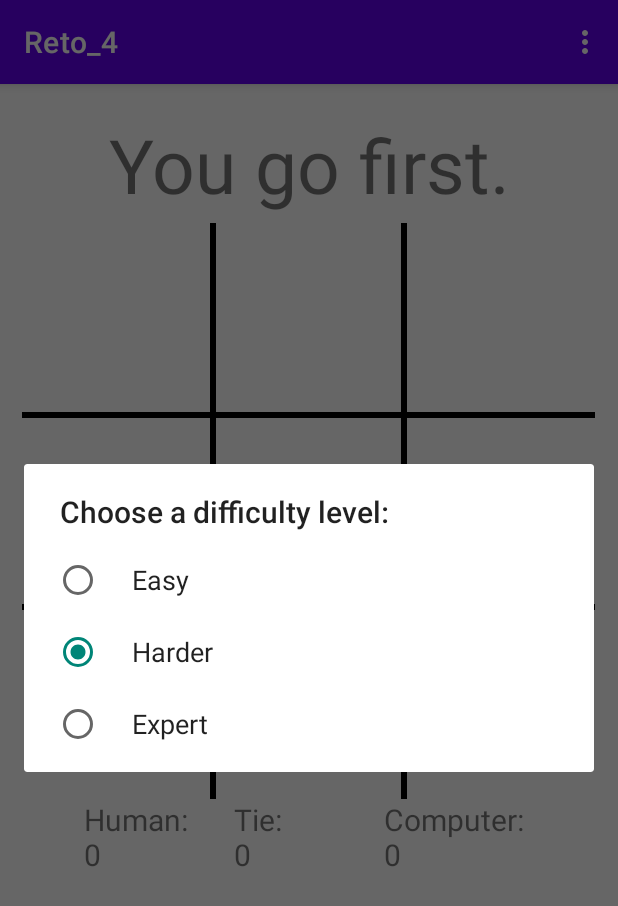
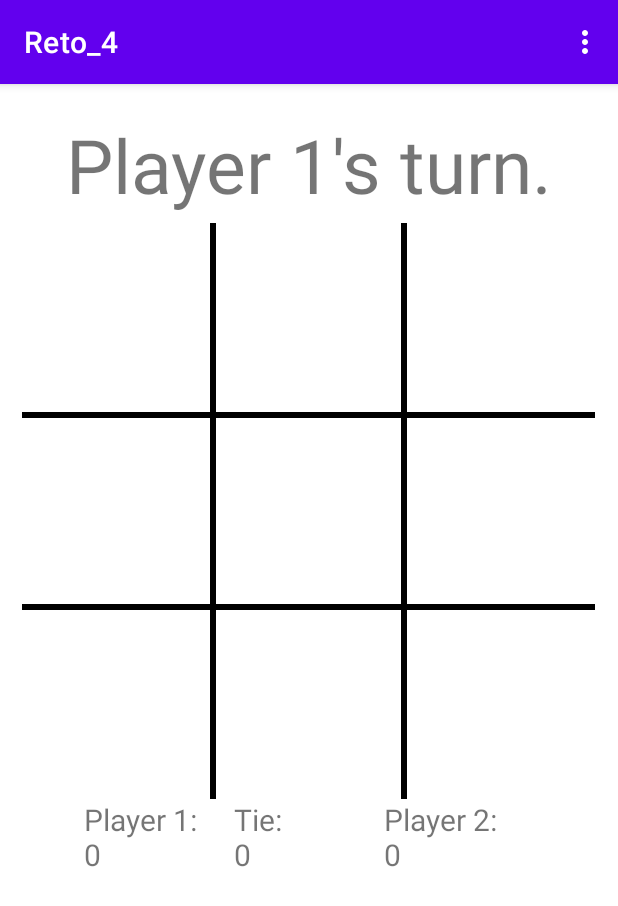
Before and after one commit to jsneisav/Reto_4, an Android app: the screen it shows after launch (MainActivity before the commit, LocalActivity after it), in the options menu, after a tap on "Difficulty", on a phone screen of 412 x 824 dp. Shown: the top 906 px of the screen. Run offline under Robolectric (Android 15) with nearby library versions, the phone set to English and light mode, and no system bars.

Commit message:
offline mode completed

```diff
--- a/app/src/main/AndroidManifest.xml
+++ b/app/src/main/AndroidManifest.xml
@@ -9,7 +9,7 @@
         android:roundIcon="@mipmap/ic_launcher_round"
         android:supportsRtl="true"
         android:theme="@style/Theme.Reto_3">
-        <activity android:name=".MainActivity">
+        <activity android:name=".LocalActivity">
             <intent-filter>
                 <action android:name="android.intent.action.MAIN" />
 
--- a/app/src/main/java/com/example/reto_3/MainActivity.java
+++ b/app/src/main/java/com/example/reto_3/LocalActivity.java
@@ -3,22 +3,17 @@ import android.annotation.SuppressLint;
 import android.app.AlertDialog;
 import android.app.Dialog;
 import android.content.DialogInterface;
-import android.graphics.Color;
 import android.media.MediaPlayer;
 import android.view.Menu;
 import android.view.MenuInflater;
 import android.view.MenuItem;
 import android.view.MotionEvent;
-import android.widget.Button;
 import android.widget.TextView;
 import androidx.appcompat.app.AppCompatActivity;
 import android.os.Bundle;
 import android.view.View;
-import android.widget.Toast;
 
-import java.util.concurrent.TimeUnit;
-
-public class MainActivity extends AppCompatActivity {
+public class LocalActivity extends AppCompatActivity {
     private boolean mGameOver;
 
     private TicTacToeGame mGame;
@@ -32,13 +27,17 @@ public class MainActivity extends AppCompatActivity {
     private int mHumanw = 0;
     private int mTie = 0;
     private int mComputerw = 0;
-
+    private int turn = 0;
+    MediaPlayer mHumanMediaPlayer;
+    MediaPlayer mComputerMediaPlayer;
+    MediaPlayer mVictoria;
 
     @SuppressLint("ClickableViewAccessibility")
     @Override
     protected void onCreate(Bundle savedInstanceState) {
         super.onCreate(savedInstanceState);
         setContentView(R.layout.activity_main);
+
         mInfoTextView = (TextView) findViewById(R.id.information);
         mHw = (TextView) findViewById(R.id.textViewH);
         mT = (TextView) findViewById(R.id.textViewT);
@@ -78,7 +77,7 @@ public class MainActivity extends AppCompatActivity {
         mGame.clearBoard();
         mBoardView.invalidate();
         // Human goes first
-        mInfoTextView.setText(R.string.first_human);
+        mInfoTextView.setText(R.string.turn_human);
     } // End of startNewGame
 
     // Listen for touches on the board
@@ -88,21 +87,22 @@ public class MainActivity extends AppCompatActivity {
             int col = (int) event.getX() / mBoardView.getBoardCellWidth();
             int row = (int) event.getY() / mBoardView.getBoardCellHeight();
             int pos = row * 3 + col;
-            if (!mGameOver && setMove(TicTacToeGame.HUMAN_PLAYER, pos)){
-                setMove(TicTacToeGame.HUMAN_PLAYER, pos);
+            if ((mGame.mBoard[pos]==TicTacToeGame.OPEN_SPOT) && (!mGameOver)){
+                if (turn == 0){
+                    setMove(TicTacToeGame.HUMAN_PLAYER, pos);
+                    mInfoTextView.setText(R.string.turn_computer);
+                    mHumanMediaPlayer.start();
+                    turn = 1;
+                }
+                else if (turn == 1){
+                    setMove(TicTacToeGame.COMPUTER_PLAYER, pos);
+                    mInfoTextView.setText(R.string.turn_human);
+                    mComputerMediaPlayer.start();
+                    turn = 0;
+                }
                 // If no winner yet, let the computer make a move
                 int winner = mGame.checkForWinner();
-                if (winner == 0) {
-                    mInfoTextView.setText(R.string.turn_computer);
-                    mComputerMediaPlayer.start();
-                    int move = mGame.getComputerMove();
-                    setMove(TicTacToeGame.COMPUTER_PLAYER, move);
-                    winner = mGame.checkForWinner();
-                }
-
-                if (winner == 0)
-                    mInfoTextView.setText(R.string.turn_human);
-                else if (winner == 1) {
+                if (winner == 1) {
                     mInfoTextView.setText(R.string.result_tie);
                     mTie++;
                     mGameOver = true;
@@ -120,15 +120,18 @@ public class MainActivity extends AppCompatActivity {
                 }
                 displayScore();
             }
+            if (mGameOver){
+                turn = 0;
+            }
     // So we aren't notified of continued events when finger is moved
             return false;
         }
     };
 
     private void displayScore(){
-        mHw.setText("Human: \n"+mHumanw);
+        mHw.setText("Player 1: \n"+mHumanw);
         mT.setText("Tie: \n"+mTie);
-        mCw.setText("Computer: \n"+mComputerw);
+        mCw.setText("Player 2: \n"+mComputerw);
     }
 
     private boolean setMove(char player, int location) {
@@ -155,37 +158,6 @@ public class MainActivity extends AppCompatActivity {
         AlertDialog.Builder builder = new AlertDialog.Builder(this);
 
         switch(id) {
-            case DIALOG_DIFFICULTY_ID:
-                builder.setTitle(R.string.difficulty_choose);
-                final CharSequence[] levels = {
-                        getResources().getString(R.string.difficulty_easy),
-                        getResources().getString(R.string.difficulty_harder),
-                        getResources().getString(R.string.difficulty_expert)};
-
-                // selected is the radio button that should be selected.
-                int selected = 1;
-                builder.setSingleChoiceItems(levels, selected,
-                        new DialogInterface.OnClickListener() {
-                            public void onClick(DialogInterface dialog, int item) {
-                                dialog.dismiss(); // Close dialog
-
-                                if (levels[item].equals(getResources().getString(R.string.difficulty_easy))){
-                                    mGame.setDifficultyLevel(TicTacToeGame.DifficultyLevel.Easy);
-                                }
-                                else if (levels[item].equals(getResources().getString(R.string.difficulty_harder))){
-                                    mGame.setDifficultyLevel(TicTacToeGame.DifficultyLevel.Harder);
-                                }
-                                else
-                                    mGame.setDifficultyLevel(TicTacToeGame.DifficultyLevel.Expert);
-
-                                // Display the selected difficulty level
-                                Toast.makeText(getApplicationContext(), levels[item],
-                                        Toast.LENGTH_SHORT).show();
-                            }
-                        });
-                dialog = builder.create();
-
-                break;
             case DIALOG_QUIT_ID:
                 // Create the quit confirmation dialog
 
@@ -193,7 +165,7 @@ public class MainActivity extends AppCompatActivity {
                         .setCancelable(false)
                         .setPositiveButton(R.string.yes, new DialogInterface.OnClickListener() {
                             public void onClick(DialogInterface dialog, int id) {
-                                MainActivity.this.finish();
+                                LocalActivity.this.finish();
                             }
                         })
                         .setNegativeButton(R.string.no, null);
@@ -206,9 +178,7 @@ public class MainActivity extends AppCompatActivity {
 
     // sounds
 
-    MediaPlayer mHumanMediaPlayer;
-    MediaPlayer mComputerMediaPlayer;
-    MediaPlayer mVictoria;
+
     @Override
     protected void onResume() {
         super.onResume();
--- a/app/src/main/res/values/strings.xml
+++ b/app/src/main/res/values/strings.xml
@@ -1,16 +1,11 @@
 <?xml version="1.0" encoding="utf-8"?>
 <resources>
     <string name="app_name">Reto_4</string>
-    <string name="first_human">You go first.</string>
-    <string name="turn_human">Your turn.</string>
-    <string name="turn_computer">Android\'s turn.</string>
+    <string name="turn_human">Player 1\'s turn.</string>
+    <string name="turn_computer">Player 2\'s turn.</string>
     <string name="result_tie">It\'s a tie.</string>
-    <string name="result_human_wins">You won!</string>
-    <string name="result_computer_wins">Android won!</string>
-    <string name="difficulty_easy">Easy</string>
-    <string name="difficulty_harder">Harder</string>
-    <string name="difficulty_expert">Expert</string>
-    <string name="difficulty_choose">Choose a difficulty level:</string>
+    <string name="result_human_wins">Player 1 won!</string>
+    <string name="result_computer_wins">Player 2 won!</string>
     <string name="quit_question">Are you sure do you want to quit? </string>
     <string name="yes">Yes</string>
     <string name="no">No</string>
```
Also changed, not shown: app/src/main/java/com/example/reto_3/TicTacToeGame.java (+2 -58 lines).
